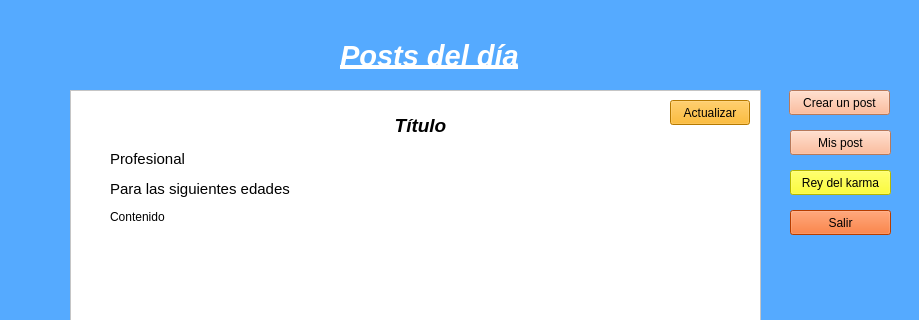
This is ofertasform.ui in elnw/Leddit as Qt 5 draws it before an edit; both pictures show x 0 to 919 and y 0 to 320 of the 919 by 605 pixel window. The edited form follows.
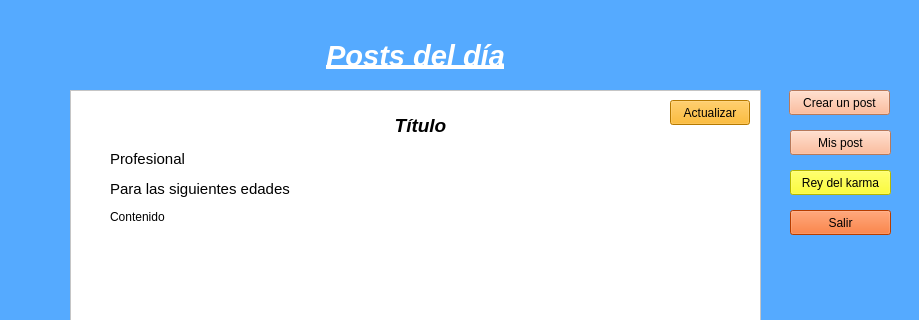
This is the edited form.

Commit message: agregando nombre a form principal

```diff
--- a/ofertasform.ui
+++ b/ofertasform.ui
@@ -165,9 +165,9 @@
   <widget class="QLabel" name="lblTitulo">
    <property name="geometry">
     <rect>
-     <x>340</x>
+     <x>70</x>
      <y>40</y>
-     <width>211</width>
+     <width>691</width>
      <height>31</height>
     </rect>
    </property>
@@ -186,6 +186,9 @@
    <property name="text">
     <string>Posts del día</string>
    </property>
+   <property name="alignment">
+    <set>Qt::AlignCenter</set>
+   </property>
   </widget>
   <widget class="QPushButton" name="btnCrearPost">
    <property name="geometry">
```
The commit also changes 4 other files.
